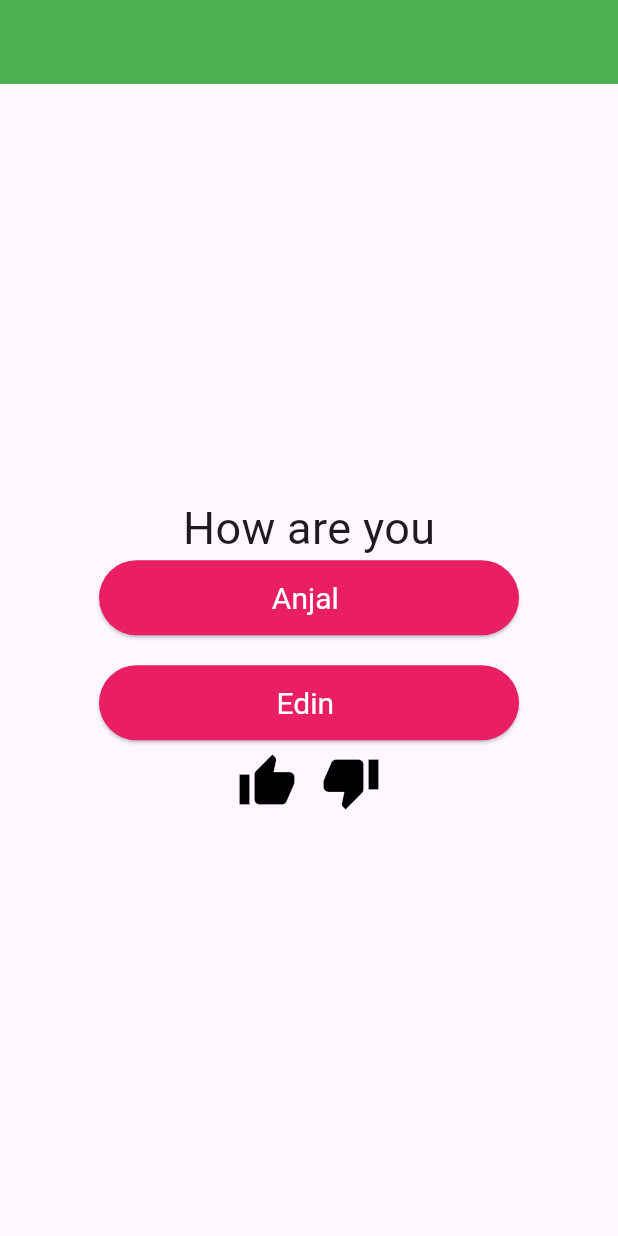
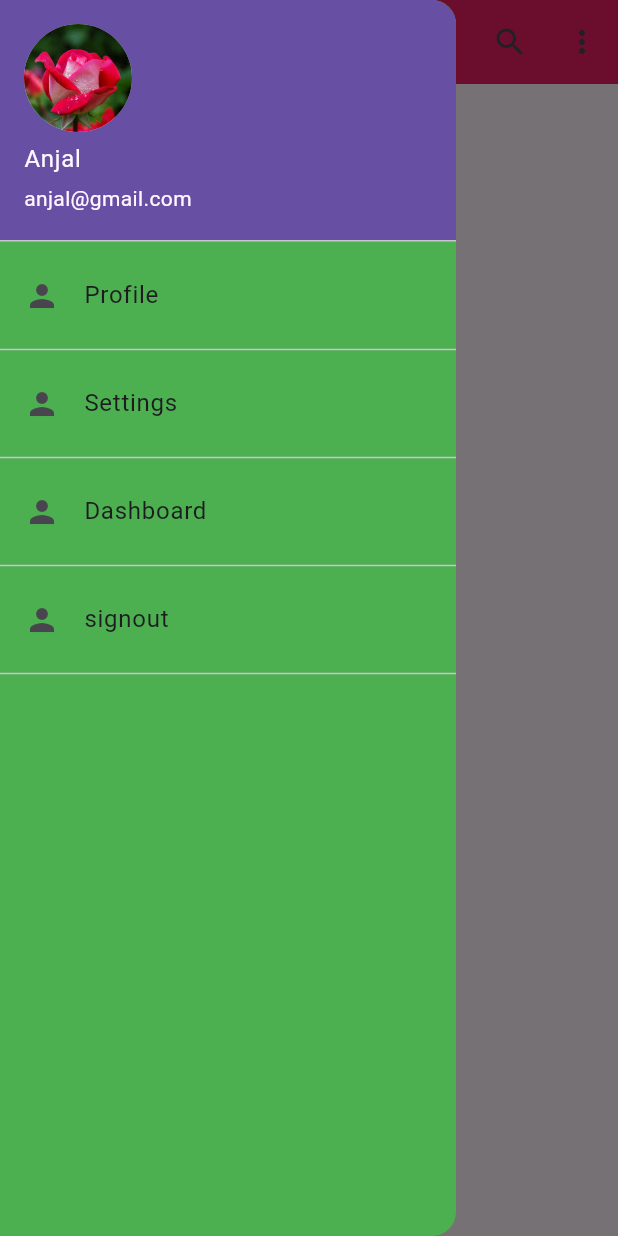
Before and after one commit to anjalaju/Dempro, a Flutter app: the screen it shows after launch, with the side drawer open (before the commit the screen has no drawer), on a phone screen of 412 x 824 dp. Run offline on Flutter 3.47's test engine with Material 3 defaults, Android fonts, the phone set to English and light mode, and no system bars; key blocks and very long unbroken strings in the code were emptied for the run.

Commit message:
14/3/2025

```diff
--- /dev/null
+++ b/lib/drawer.dart
@@ -0,0 +1,62 @@
+import 'package:flutter/material.dart';
+
+class DrawerExp extends StatefulWidget {
+  const DrawerExp({super.key});
+
+  @override
+  State<DrawerExp> createState() => _DrawerExpState();
+}
+
+class _DrawerExpState extends State<DrawerExp> {
+  @override
+  Widget build(BuildContext context) {
+    return Scaffold(
+      appBar: AppBar(
+        backgroundColor: Colors.pink,
+        title: const Center(child: Text("flex")),
+        actions: [
+          IconButton(onPressed: () {}, icon: const Icon(Icons.search)),
+          IconButton(onPressed: () {}, icon: const Icon(Icons.more_vert))
+        ],
+      ),
+      drawer: Drawer(
+        backgroundColor: Colors.green,
+        child: ListView(
+          children: [
+            const UserAccountsDrawerHeader(
+                currentAccountPicture: CircleAvatar(
+                  backgroundImage: AssetImage('images/Flower.jpeg'),
+                  // backgroundColor: Colors.amber,
+                ),
+                accountName: Text("Anjal"),
+                accountEmail: Text("anjal@gmail.com")),
+            ListTile(
+              leading: const Icon(Icons.person),
+              title: const Text("Profile"),
+              onTap: () {},
+            ),
+            const Divider(),
+            ListTile(
+              leading: const Icon(Icons.person),
+              title: const Text("Settings"),
+              onTap: () {},
+            ),
+            const Divider(),
+            ListTile(
+              leading: const Icon(Icons.person),
+              title: const Text("Dashboard"),
+              onTap: () {},
+            ),
+            const Divider(),
+            ListTile(
+              leading: const Icon(Icons.person),
+              title: const Text("signout"),
+              onTap: () {},
+            ),
+            const Divider(),
+          ],
+        ),
+      ),
+    );
+  }
+}
--- a/lib/main.dart
+++ b/lib/main.dart
@@ -1,4 +1,4 @@
-import 'package:dempro/state_program.dart';
+import 'package:dempro/drawer.dart';
 import 'package:flutter/material.dart';
 
 void main() {
@@ -12,7 +12,7 @@ class MyApp extends StatelessWidget {
   Widget build(BuildContext context) {
     return const MaterialApp(debugShowCheckedModeBanner: false,
       // home: Exer(),
-      home: Stprog(),
+      home: DrawerExp(),
     );
   }
 }
```
